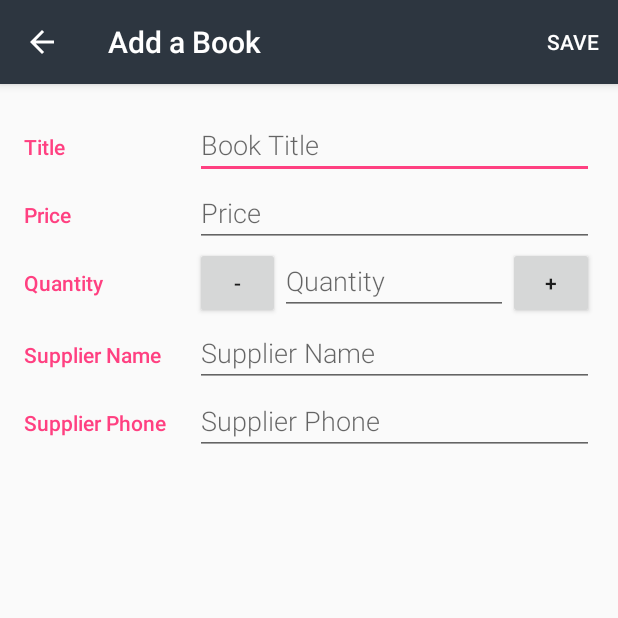
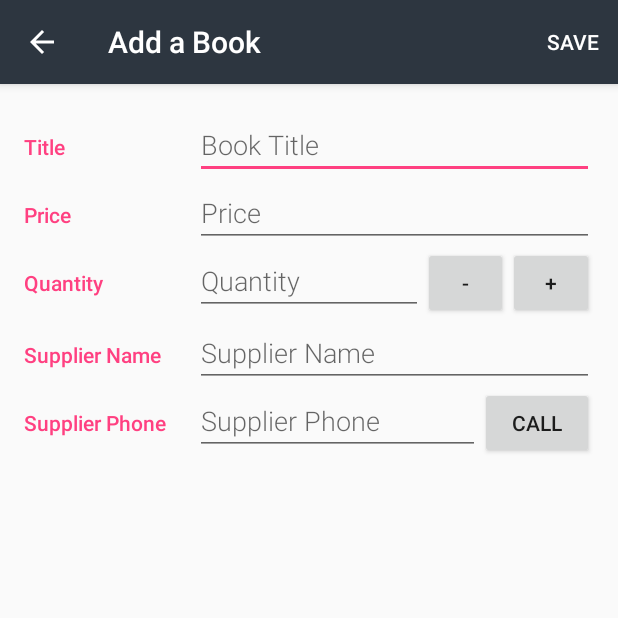
Before and after one commit to bybybybybyby/Inventory, an Android app: the EditorActivity screen opened directly, with no data from a screen before it, on a phone screen of 412 x 824 dp, the top half of it. Run offline under Robolectric (Android 15) with nearby library versions, the phone set to English and light mode, and no system bars.

Commit message:
Quantity buttons working. Added check for null values before saving.

```diff
--- a/app/src/main/res/layout/activity_editor.xml
+++ b/app/src/main/res/layout/activity_editor.xml
@@ -44,14 +44,13 @@
             android:layout_weight="30"
             android:text="@string/category_book_price" />
 
-
         <EditText
             android:id="@+id/edit_book_price"
             style="@style/EditorFieldStyle"
             android:layout_width="0dp"
             android:layout_weight="70"
             android:hint="@string/hint_book_price"
-            android:inputType="textCapWords" />
+            android:inputType="numberDecimal" />
     </LinearLayout>
 
     <!-- Book Quantity Available -->
@@ -67,25 +66,28 @@
             android:layout_weight="30"
             android:text="@string/category_book_quantity" />
 
-        <Button
-            android:layout_width="0dp"
-            android:layout_height="wrap_content"
-            android:layout_weight="15"
-            android:text="-" />
-
         <EditText
             android:id="@+id/edit_book_quantity"
             style="@style/EditorFieldStyle"
             android:layout_width="0dp"
             android:layout_weight="40"
             android:hint="@string/hint_book_quantity"
-            android:inputType="textCapWords" />
+            android:inputType="number" />
 
         <Button
+            android:id="@+id/quantity_button_minus"
             android:layout_width="0dp"
             android:layout_height="wrap_content"
             android:layout_weight="15"
-            android:text="+" />
+            android:text="@string/button_minus_sign" />
+
+        <Button
+            android:id="@+id/quantity_button_plus"
+            android:layout_width="0dp"
+            android:layout_height="wrap_content"
+            android:layout_weight="15"
+            android:text="@string/button_plus_sign" />
+
     </LinearLayout>
 
     <!-- Supplier Name -->
@@ -121,15 +123,26 @@
             style="@style/CategoryStyle"
             android:layout_width="0dp"
             android:layout_weight="30"
+            android:maxLines="1"
             android:text="@string/category_supplier_phone" />
 
         <EditText
             android:id="@+id/edit_supplier_phone"
             style="@style/EditorFieldStyle"
             android:layout_width="0dp"
-            android:layout_weight="70"
+            android:layout_weight="50"
             android:hint="@string/hint_supplier_phone"
-            android:inputType="textCapWords" />
+            android:inputType="phone" />
+
+        <!-- Button to open dialer to call phone number -->
+        <Button
+            android:id="@+id/phone_button"
+            android:layout_width="0dp"
+            android:layout_height="wrap_content"
+            android:layout_weight="20"
+            android:maxLines="1"
+            android:text="Call" />
+
     </LinearLayout>
 
 </LinearLayout>
--- a/app/src/main/res/values/strings.xml
+++ b/app/src/main/res/values/strings.xml
@@ -6,8 +6,8 @@
 
     <string name="unknown_price">Unknown Price</string>
 
-    <string name="empty_view_title_text">There is nothing to read.</string>
-    <string name="empty_view_subtitle_text">Get started by adding a book!</string>
+    <string name="empty_view_title_text">There is nothing to read. :(</string>
+    <string name="empty_view_subtitle_text">Add a book!</string>
 
     <string name="category_book_title">Title</string>
 
@@ -58,4 +58,7 @@
     <string name="sale_error">Error With Sale.</string>
     <string name="sale_complete">One Copy Sold!  Quantity Updated.</string>
     <string name="sale_no_copies">No Copies Left To Sell.</string>
+    <string name="button_plus_sign">+</string>
+    <string name="button_minus_sign">-</string>
+    <string name="quantity_below_zero_error">Can\'t have negative quantity!</string>
 </resources>
```
Also changed, not shown: app/src/main/java/com/example/brian/inventory/EditorActivity.java (+109 -14 lines).
